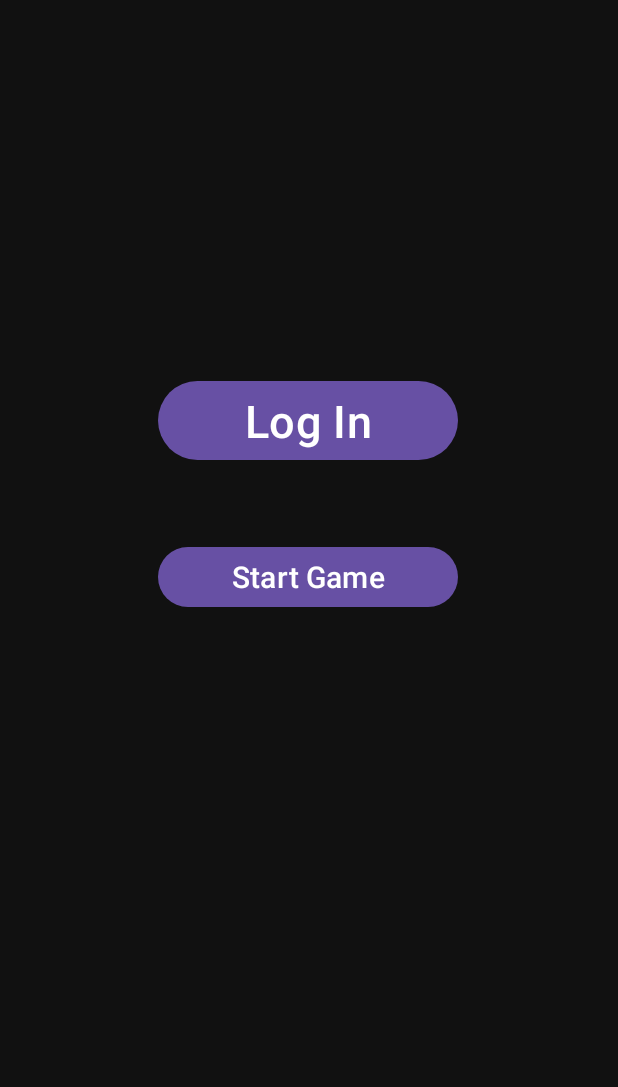
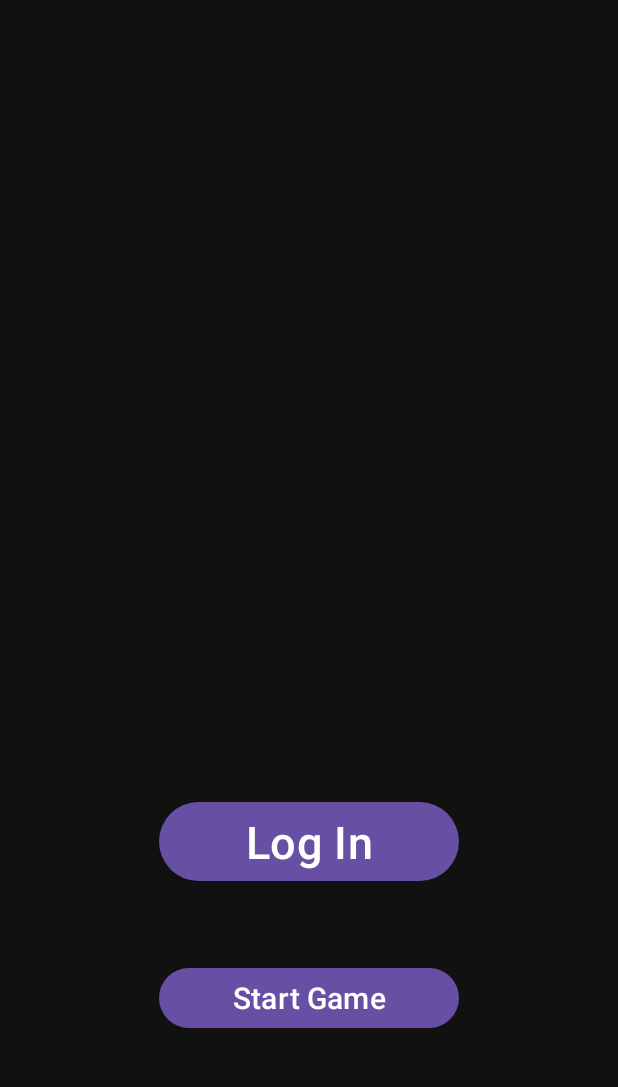
Before and after one commit to GilStein1/RubiksCube, an Android app: the screen it shows after launch (MainActivity), on a phone screen of 412 x 824 dp, the part 82-1169 px from its top. Run offline under Robolectric (Android 15) with nearby library versions, the phone set to English and light mode, and no system bars; our stand-ins replace Firebase (no records; nobody signed in at launch, a user with empty details on screens opened directly).

Commit message:
fixed visual bug

```diff
--- a/app/src/main/res/layout/activity_main.xml
+++ b/app/src/main/res/layout/activity_main.xml
@@ -33,10 +33,18 @@
                 android:shadowDy="0"
                 android:shadowRadius="3"/>
 
+        </LinearLayout>
+
+        <LinearLayout
+            android:layout_width="wrap_content"
+            android:layout_height="wrap_content"
+            android:layout_marginBottom="20dp"
+            android:layout_gravity="bottom|center_horizontal"
+            android:orientation="vertical">
+
             <Button
                 android:layout_width="200dp"
                 android:layout_height="wrap_content"
-                android:layout_marginTop="250dp"
                 android:layout_gravity="center"
                 android:text="Log In"
                 android:textSize="30sp"
@@ -46,6 +54,7 @@
                 android:layout_width="200dp"
                 android:layout_height="wrap_content"
                 android:layout_marginTop="50dp"
+                android:layout_marginBottom="60dp"
                 android:layout_gravity="center"
                 android:text="Start Game"
                 android:textSize="20sp"
```
